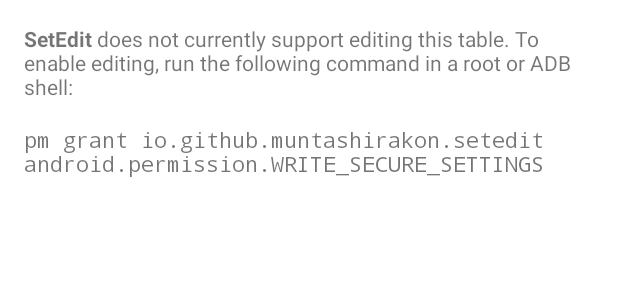
After one commit to MuntashirAkon/SetEdit, an Android app: the layout dialog_unsupported.xml on its own in the app's theme, with its tools: preview values and no code run, on a phone screen of 412 x 824 dp. The commit adds this screen. Shown: the top 300 px of the screen. Run offline under Robolectric (Android 15) with nearby library versions, the phone set to English and light mode, and no system bars.

Commit message:
Add the ability to copy the permission command into clipboard

```diff
--- /dev/null
+++ b/app/src/main/res/layout/dialog_unsupported.xml
@@ -0,0 +1,28 @@
+<?xml version="1.0" encoding="utf-8"?>
+<androidx.appcompat.widget.LinearLayoutCompat xmlns:android="http://schemas.android.com/apk/res/android"
+    xmlns:app="http://schemas.android.com/apk/res-auto"
+    xmlns:tools="http://schemas.android.com/tools"
+    android:layout_width="match_parent"
+    android:layout_height="match_parent"
+    android:orientation="vertical"
+    android:paddingTop="16dp"
+    android:paddingStart="16dp"
+    android:paddingEnd="16dp">
+
+    <androidx.appcompat.widget.AppCompatTextView
+        android:layout_width="match_parent"
+        android:layout_height="wrap_content"
+        android:paddingBottom="16dp"
+        android:text="@string/error_no_support"/>
+
+    <androidx.appcompat.widget.AppCompatTextView
+        android:id="@+id/txt"
+        android:layout_width="match_parent"
+        android:layout_height="wrap_content"
+        android:textIsSelectable="true"
+        android:focusable="true"
+        android:clickable="true"
+        app:fontFamily="monospace"
+        tools:text="pm grant io.github.muntashirakon.setedit android.permission.WRITE_SECURE_SETTINGS" />
+
+</androidx.appcompat.widget.LinearLayoutCompat>
```
Also changed, not shown: app/src/main/java/io/github/muntashirakon/setedit/EditorActivity.java (+5 -7 lines), app/src/main/java/io/github/muntashirakon/setedit/EditorUtils.java (+43 -18 lines), app/src/main/java/io/github/muntashirakon/setedit/adapters/AbsRecyclerAdapter.java (+5 -4 lines), app/src/main/java/io/github/muntashirakon/setedit/adapters/SettingsRecyclerAdapter.java (+11 -6 lines), app/src/main/res/values/strings.xml (+3 -4 lines).
